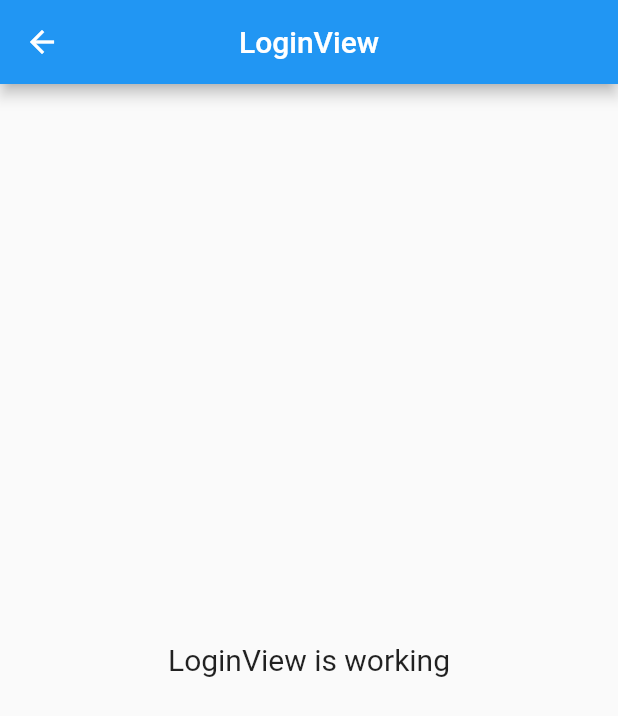
After one commit to widehorizons/SchoolEveryWhere2, a Flutter app: the LoginView screen opened by its route, on a phone screen of 412 x 824 dp. The commit adds this screen. Shown: the top 716 px of the screen. Run offline on Flutter 3.47's test engine with Material 2 defaults, Android fonts, the phone set to English and light mode, and no system bars; our stand-ins replace badges, get.

Commit message:
UI Enhancements

```diff
--- /dev/null
+++ b/lib/app/modules/Login/views/login_view.dart
@@ -0,0 +1,24 @@
+import 'package:flutter/material.dart';
+
+import 'package:get/get.dart';
+
+import '../controllers/login_controller.dart';
+
+class LoginView extends GetView<LoginController> {
+  const LoginView({Key? key}) : super(key: key);
+  @override
+  Widget build(BuildContext context) {
+    return Scaffold(
+      appBar: AppBar(
+        title: const Text('LoginView'),
+        centerTitle: true,
+      ),
+      body: Center(
+        child: Text(
+          'LoginView is working',
+          style: TextStyle(fontSize: 20),
+        ),
+      ),
+    );
+  }
+}
--- a/lib/app/routes/app_pages.dart
+++ b/lib/app/routes/app_pages.dart
@@ -1,5 +1,7 @@
 import 'package:get/get.dart';
 
+import '../modules/Login/bindings/login_binding.dart';
+import '../modules/Login/views/login_view.dart';
 import '../modules/chat_rooms/bindings/chat_rooms_binding.dart';
 import '../modules/chat_rooms/views/chat_rooms_view.dart';
 import '../modules/home/bindings/home_binding.dart';
@@ -44,5 +46,10 @@
       page: () => const ProfileView(),
       binding: ProfileBinding(),
     ),
+    GetPage(
+      name: _Paths.LOGIN,
+      page: () => const LoginView(),
+      binding: LoginBinding(),
+    ),
   ];
 }
--- a/lib/app/routes/app_routes.dart
+++ b/lib/app/routes/app_routes.dart
@@ -8,6 +8,7 @@
   static const CHAT_ROOMS = _Paths.CHAT_ROOMS;
   static const NOTIFICATIONS = _Paths.NOTIFICATIONS;
   static const PROFILE = _Paths.PROFILE;
+  static const LOGIN = _Paths.LOGIN;
 }
 
 abstract class _Paths {
@@ -17,4 +18,5 @@
   static const CHAT_ROOMS = '/chat-rooms';
   static const NOTIFICATIONS = '/notifications';
   static const PROFILE = '/profile';
+  static const LOGIN = '/login';
 }
--- a/lib/main.dart
+++ b/lib/main.dart
@@ -1,7 +1,6 @@
 import 'package:flutter/material.dart';
 
 import 'package:get/get.dart';
-import 'package:school_every_where_v2/app/config/theme/theme.dart';
 
 import 'app/routes/app_pages.dart';
 
```
Also changed, not shown: lib/app/modules/Login/bindings/login_binding.dart (added, +12 -0 lines), lib/app/modules/Login/controllers/login_controller.dart (added, +23 -0 lines).
